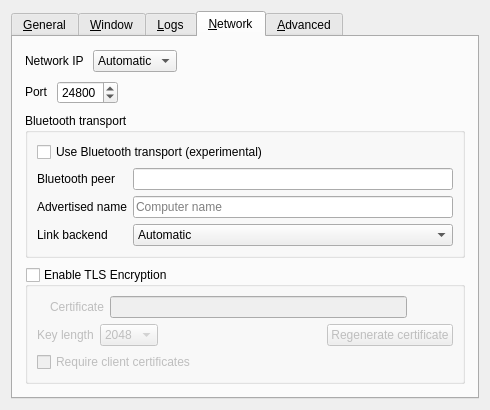
First picture: the form in src/lib/gui/dialogs/SettingsDialog.ui, repository fpennedleinka91prc-gif/deskflow, before the edit.
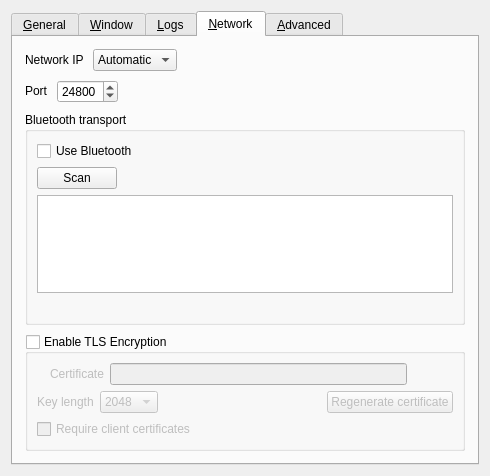
Second picture: the form after the edit. The open tabs and pages were chosen to show the change. Icons and pictures are not drawn.

Commit message:
feat(gui): scan-and-pick Bluetooth UI; ci: pin Qt 6.10.3 for Windows
The Bluetooth group is now just: enable, Scan, device list, hint. Picking a
device writes bluetooth/peer; the name and backend are no longer editable.

Windows CI pins Qt 6.10.3 because aqtinstall 3.3.0 cannot resolve the new
Qt >= 6.11 repository layout.

```diff
--- a/src/lib/gui/dialogs/SettingsDialog.ui
+++ b/src/lib/gui/dialogs/SettingsDialog.ui
@@ -581,68 +581,63 @@
           <item>
            <widget class="QCheckBox" name="cbBluetooth">
             <property name="text">
-             <string>Use Bluetooth transport (experimental)</string>
+             <string>Use Bluetooth</string>
             </property>
            </widget>
           </item>
           <item>
-           <layout class="QFormLayout" name="formLayoutBluetooth">
-            <item row="0" column="0">
-             <widget class="QLabel" name="lblBtPeer">
-              <property name="text">
-               <string>Bluetooth peer</string>
+           <layout class="QHBoxLayout" name="horizontalLayoutBluetooth">
+            <item>
+             <widget class="QPushButton" name="btnBtScan">
+              <property name="sizePolicy">
+               <sizepolicy hsizetype="Maximum" vsizetype="Fixed">
+                <horstretch>0</horstretch>
+                <verstretch>0</verstretch>
+               </sizepolicy>
               </property>
-             </widget>
-            </item>
-            <item row="0" column="1">
-             <widget class="QLineEdit" name="lineBtPeer">
-              <property name="toolTip">
-               <string>Address or advertised name of the Bluetooth peer to connect to</string>
-              </property>
-             </widget>
-            </item>
-            <item row="1" column="0">
-             <widget class="QLabel" name="lblBtName">
               <property name="text">
-               <string>Advertised name</string>
+               <string>Scan</string>
               </property>
              </widget>
             </item>
-            <item row="1" column="1">
-             <widget class="QLineEdit" name="lineBtName">
-              <property name="placeholderText">
-               <string>Computer name</string>
+            <item>
+             <widget class="QLabel" name="lblBtStatus">
+              <property name="sizePolicy">
+               <sizepolicy hsizetype="Expanding" vsizetype="Preferred">
+                <horstretch>0</horstretch>
+                <verstretch>0</verstretch>
+               </sizepolicy>
               </property>
-             </widget>
-            </item>
-            <item row="2" column="0">
-             <widget class="QLabel" name="lblBtBackend">
+              <property name="wordWrap">
+               <bool>true</bool>
+              </property>
               <property name="text">
-               <string>Link backend</string>
+               <string notr="true"/>
               </property>
              </widget>
             </item>
-            <item row="2" column="1">
-             <widget class="QComboBox" name="comboBtBackend">
-              <item>
-               <property name="text">
-                <string>Automatic</string>
-               </property>
-              </item>
-              <item>
-               <property name="text">
-                <string>Qt radio</string>
-               </property>
-              </item>
-              <item>
-               <property name="text">
-                <string>Loopback test</string>
-               </property>
-              </item>
-             </widget>
-            </item>
            </layout>
           </item>
+          <item>
+           <widget class="QListWidget" name="listBtDevices">
+            <property name="minimumSize">
+             <size>
+              <width>0</width>
+              <height>96</height>
+             </size>
+            </property>
+           </widget>
+          </item>
+          <item>
+           <widget class="QLabel" name="lblBtHint">
+            <property name="wordWrap">
+             <bool>true</bool>
+            </property>
+            <property name="text">
+             <string notr="true"/>
+            </property>
+           </widget>
+          </item>
          </layout>
         </widget>
        </item>
```
The commit also changes 11 other files.
